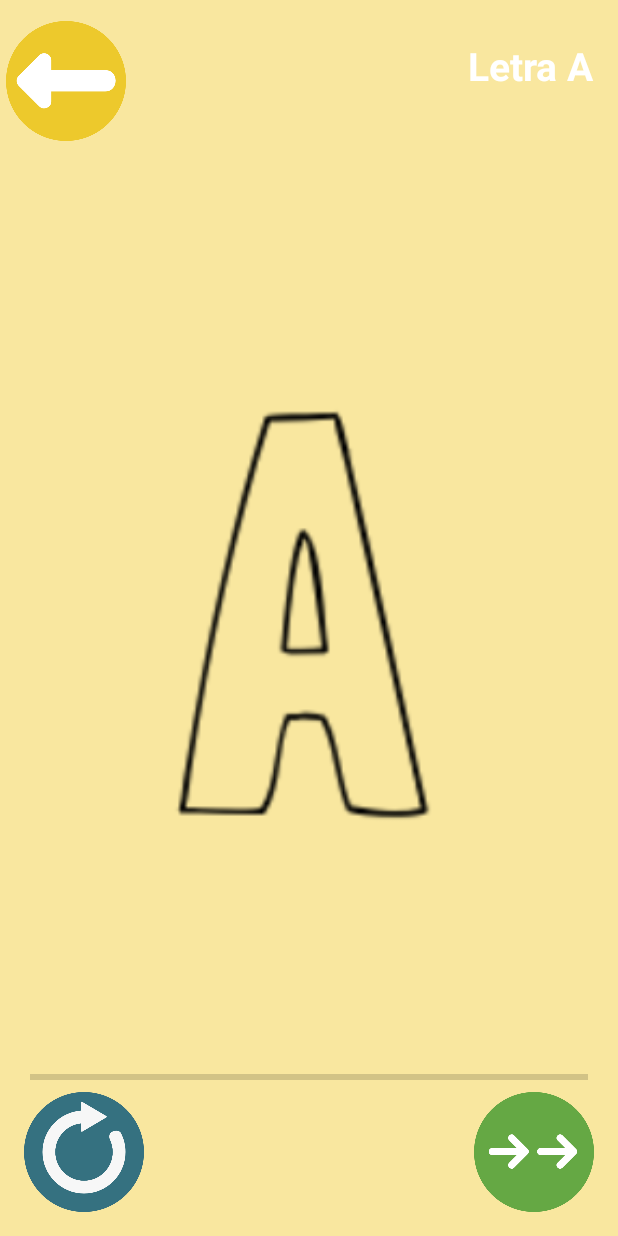
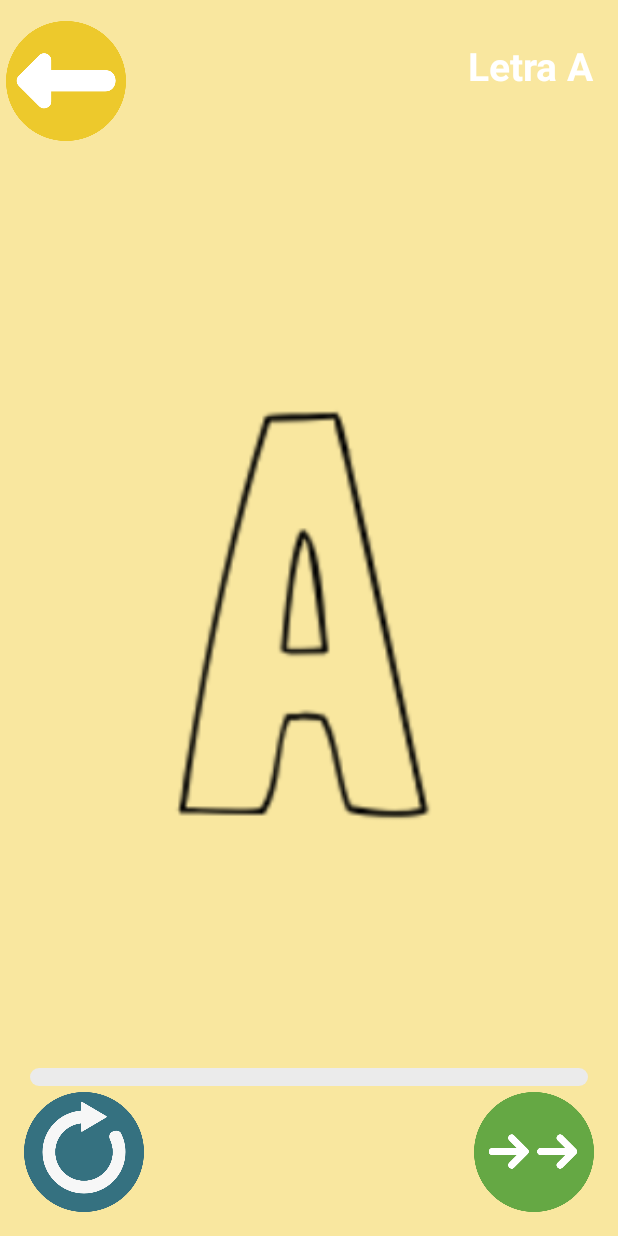
Before and after one commit to PA22C2021/aprender_pintando, an Android app: the DrawFragment screen opened directly, with no data from a screen before it, on a phone screen of 412 x 824 dp. Run offline under Robolectric (Android 15) with nearby library versions, the phone set to English and light mode, and no system bars.

Commit message:
comienzo progress bar

```diff
--- a/app/src/main/java/com/example/aprender_pintando/Domain/Draw.java
+++ b/app/src/main/java/com/example/aprender_pintando/Domain/Draw.java
@@ -10,8 +10,6 @@ import android.graphics.PorterDuff;
 import android.util.Log;
 import android.view.MotionEvent;
 import android.view.View;
-
-import java.lang.reflect.Array;
 import java.util.ArrayList;
 
 public class Draw extends View {
@@ -40,7 +38,6 @@ public class Draw extends View {
         canvasPaint = new Paint(Paint.DITHER_FLAG);
         this.cordenadasValidas = 0;
         this.listaDePixeles = Cordenada.getAllPixelesReferencias();
-
     }
 
     public void setCordenadasValidas(int cordenadasValidas) {
@@ -139,6 +136,8 @@ public class Draw extends View {
         boolean estaCompleta =  false;
 
         if(this.getCordenadasValidas() == this.listaDePixeles.size() ){
+            // TODO: mostrar imagen
+
             estaCompleta = true;
         }
 
--- a/app/src/main/java/com/example/aprender_pintando/DrawFragment.java
+++ b/app/src/main/java/com/example/aprender_pintando/DrawFragment.java
@@ -74,6 +74,8 @@ public class DrawFragment extends Fragment {
 
         this.letra.setVisualized(true);
         this.lCtrl.actualizarLetra(this.letra);
+
+        progressBar.setMax(letra.getAllPixelesReferencias().size());
         return draw;
     }
 
--- a/app/src/main/java/com/example/aprender_pintando/Letra/Letra.java
+++ b/app/src/main/java/com/example/aprender_pintando/Letra/Letra.java
@@ -1,6 +1,11 @@
 package com.example.aprender_pintando.Letra;
 
+import android.util.Log;
+
+import com.example.aprender_pintando.Domain.Cordenada;
 import com.example.aprender_pintando.Helper.LetrasHelper;
+
+import java.util.ArrayList;
 
 public class Letra extends LetraDAO {
 
@@ -17,6 +22,23 @@ public class Letra extends LetraDAO {
     }
 
     public Letra() {
+    }
+
+    public static ArrayList<Cordenada> getAllPixelesReferencias(){
+
+        ArrayList<Cordenada> Cordenadas = new ArrayList<>();
+        Cordenadas.add(new Cordenada(715, 579, false));
+        Cordenadas.add(new Cordenada(608, 722, false));
+        Cordenadas.add(new Cordenada(589, 907, false));
+        Cordenadas.add(new Cordenada(555, 1093, false));
+        Cordenadas.add(new Cordenada(526, 1281, false));
+        Cordenadas.add(new Cordenada(711, 1119, false));
+        Cordenadas.add(new Cordenada(864, 1122, false));
+        Cordenadas.add(new Cordenada(840, 950, false));
+        Cordenadas.add(new Cordenada(797, 765, false));
+        Cordenadas.add(new Cordenada(870, 1305, false));
+
+        return Cordenadas;
     }
 
     public int getUrlImagen(){
--- /dev/null
+++ b/app/src/main/res/drawable/custom_progress_bg.xml
@@ -0,0 +1,17 @@
+<?xml version="1.0" encoding="utf-8"?>
+<layer-list xmlns:android="http://schemas.android.com/apk/res/android">
+    <item android:id="@android:id/background">
+        <shape android:shape="rectangle">
+            <corners android:radius="6dp"></corners>
+            <solid android:color="#EBEBEB"></solid>
+        </shape>
+    </item>
+    <item android:id="@android:id/progress">
+        <scale android:scaleWidth="100%">
+            <shape android:shape="rectangle">
+                <corners android:radius="6dp"></corners>
+                <solid android:color="#42BD73"></solid>
+            </shape>
+        </scale>
+    </item>
+</layer-list>
--- a/app/src/main/res/layout/activity_play_game.xml
+++ b/app/src/main/res/layout/activity_play_game.xml
@@ -49,7 +49,8 @@
         android:paddingEnd="20dp"
         app:layout_constraintBottom_toBottomOf="parent"
         app:layout_constraintEnd_toEndOf="parent"
-        app:layout_constraintStart_toStartOf="parent" />
+        app:layout_constraintStart_toStartOf="parent"
+        android:progressDrawable="@drawable/custom_progress_bg"/>
 
     <ImageButton
         android:id="@+id/btnTerminar"
```
Also changed, not shown: app/src/main/res/drawable-v24/letra_completada.png (added).
